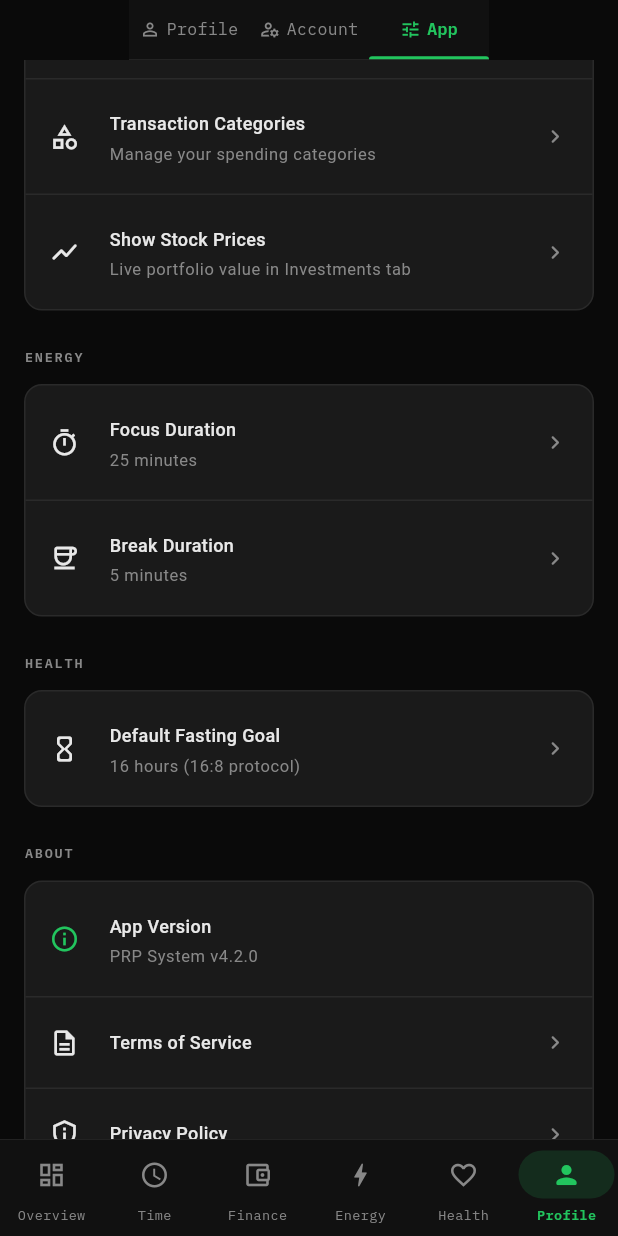
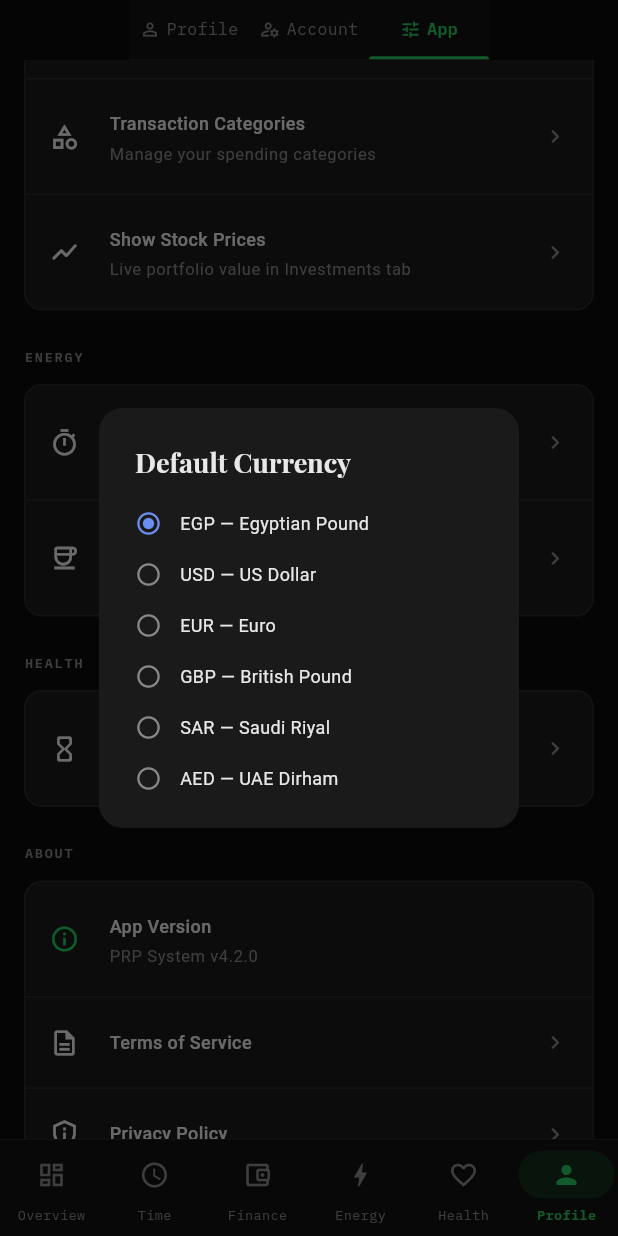
Before and after one commit to abdelfattahmsa/PRP-APP, a Flutter app: the ProfileAppSettingsScreen screen opened by its route, scrolled down 1152 dp, after a tap on "Default Currency", on a phone screen of 412 x 824 dp. Run offline on Flutter 3.47's test engine with Material 3 defaults, Android fonts, the phone set to English and light mode, and no system bars; our stand-ins replace equatable, fl_chart, flutter_animate, flutter_local_notifications, flutter_riverpod, gap and 5 more; accounts and stored records are empty.

Commit message:
feat: wire Schedule Mode, Day Start, First Day, Currency settings to SharedPreferences
Co-Authored-By: Claude Sonnet 4.6 <noreply@anthropic.com>

```diff
--- a/lib/core/constants/app_constants.dart
+++ b/lib/core/constants/app_constants.dart
@@ -22,6 +22,9 @@ class AppConstants {
   static const prefScheduleMode = 'schedule_mode';
   static const prefAlarmsEnabled = 'alarms_enabled';
   static const prefOnboarded = 'onboarded';
+  static const prefDayStartHour = 'day_start_hour';
+  static const prefFirstDayOfWeek = 'first_day_of_week';
+  static const prefDefaultCurrency = 'default_currency';
 
   // Default schedule modes
   static const scheduleModes = ['normal', 'fasting', 'friday', 'cairo'];
--- a/lib/features/profile/screens/profile_app_settings_screen.dart
+++ b/lib/features/profile/screens/profile_app_settings_screen.dart
@@ -1,12 +1,13 @@
 import 'package:flutter/material.dart';
 import 'package:flutter_riverpod/flutter_riverpod.dart';
 import 'package:gap/gap.dart';
+import 'package:shared_preferences/shared_preferences.dart';
 import 'package:uuid/uuid.dart';
+import '../../../core/constants/app_constants.dart';
 import '../../../core/theme/app_theme.dart';
 import '../../../core/providers/theme_provider.dart';
 import '../../../shared/models/all_providers.dart';
 import '../../../shared/widgets/placeholders.dart';
-import '../../../engines/categories/providers/user_categories_provider.dart';
 import '../../../engines/categories/data/models/user_category_model.dart';
 
 const _uuid = Uuid();
@@ -26,6 +27,42 @@ class _ProfileAppSettingsScreenState
   bool _notifyHabits = false;
   bool _notifyFasting = true;
   bool _compactMode = false;
+  String _scheduleMode = 'normal';
+  int _dayStartHour = 6;
+  int _firstDayOfWeek = 1; // 1=Monday, 7=Sunday
+  String _defaultCurrency = 'EGP';
+
+  static const _currencies = ['EGP', 'USD', 'EUR', 'GBP', 'SAR', 'AED'];
+  static const _currencyLabels = [
+    'EGP — Egyptian Pound',
+    'USD — US Dollar',
+    'EUR — Euro',
+    'GBP — British Pound',
+    'SAR — Saudi Riyal',
+    'AED — UAE Dirham',
+  ];
+
+  @override
+  void initState() {
+    super.initState();
+    _loadPrefs();
+  }
+
+  Future<void> _loadPrefs() async {
+    final prefs = await SharedPreferences.getInstance();
+    if (!mounted) return;
+    setState(() {
+      _scheduleMode = prefs.getString(AppConstants.prefScheduleMode) ?? 'normal';
+      _dayStartHour = prefs.getInt(AppConstants.prefDayStartHour) ?? 6;
+      _firstDayOfWeek = prefs.getInt(AppConstants.prefFirstDayOfWeek) ?? 1;
+      _defaultCurrency = prefs.getString(AppConstants.prefDefaultCurrency) ?? 'EGP';
+    });
+  }
+
+  Future<void> _savePref(Future<void> Function(SharedPreferences) fn) async {
+    final prefs = await SharedPreferences.getInstance();
+    await fn(prefs);
+  }
 
   @override
   Widget build(BuildContext context) {
@@ -150,23 +187,60 @@ class _ProfileAppSettingsScreenState
             SectionCard(children: [
               SettingsTile(
                 title: 'Schedule Mode',
-                subtitle: 'Normal',
+                subtitle: _scheduleModeLabel(_scheduleMode),
                 leading: const Icon(Icons.view_timeline_outlined, size: 20),
-                onTap: () {},
+                onTap: () => _pickFromList(
+                  context,
+                  title: 'Schedule Mode',
+                  options: AppConstants.scheduleModes,
+                  labels: AppConstants.scheduleModes
+                      .map(_scheduleModeLabel)
+                      .toList(),
+                  selected: _scheduleMode,
+                  onPick: (v) {
+                    setState(() => _scheduleMode = v);
+                    _savePref((p) async =>
+                        p.setString(AppConstants.prefScheduleMode, v));
+                  },
+                ),
               ),
               Divider(height: 1, color: borderColor),
               SettingsTile(
                 title: 'Day Start Time',
-                subtitle: '06:00',
+                subtitle:
+                    '${_dayStartHour.toString().padLeft(2, '0')}:00',
                 leading: const Icon(Icons.wb_sunny_outlined, size: 20),
-                onTap: () {},
+                onTap: () async {
+                  final picked = await showTimePicker(
+                    context: context,
+                    initialTime:
+                        TimeOfDay(hour: _dayStartHour, minute: 0),
+                    helpText: 'Day Start Time',
+                  );
+                  if (picked != null && mounted) {
+                    setState(() => _dayStartHour = picked.hour);
+                    _savePref((p) async =>
+                        p.setInt(AppConstants.prefDayStartHour, picked.hour));
+                  }
+                },
               ),
               Divider(height: 1, color: borderColor),
               SettingsTile(
                 title: 'First Day of Week',
-                subtitle: 'Monday',
+                subtitle: _firstDayOfWeek == 1 ? 'Monday' : 'Sunday',
                 leading: const Icon(Icons.date_range_outlined, size: 20),
-                onTap: () {},
+                onTap: () => _pickFromList(
+                  context,
+                  title: 'First Day of Week',
+                  options: ['1', '7'],
+                  labels: const ['Monday', 'Sunday'],
+                  selected: _firstDayOfWeek.toString(),
+                  onPick: (v) {
+                    setState(() => _firstDayOfWeek = int.parse(v));
+                    _savePref((p) async =>
+                        p.setInt(AppConstants.prefFirstDayOfWeek, int.parse(v)));
+                  },
+                ),
               ),
               Divider(height: 1, color: borderColor),
               SettingsTile(
@@ -184,9 +258,21 @@ class _ProfileAppSettingsScreenState
             SectionCard(children: [
               SettingsTile(
                 title: 'Default Currency',
-                subtitle: 'EGP — Egyptian Pound',
+                subtitle: _currencyLabels[_currencies.indexOf(_defaultCurrency)
+                    .clamp(0, _currencies.length - 1)],
                 leading: const Icon(Icons.attach_money_outlined, size: 20),
-                onTap: () {},
+                onTap: () => _pickFromList(
+                  context,
+                  title: 'Default Currency',
+                  options: _currencies,
+                  labels: _currencyLabels,
+                  selected: _defaultCurrency,
+                  onPick: (v) {
+                    setState(() => _defaultCurrency = v);
+                    _savePref((p) async =>
+                        p.setString(AppConstants.prefDefaultCurrency, v));
+                  },
+                ),
               ),
               Divider(height: 1, color: borderColor),
               SettingsTile(
@@ -260,7 +346,7 @@ class _ProfileAppSettingsScreenState
                   SectionCard(children: [
                     SettingsTile(
                       title: 'Default Fasting Goal',
-                      subtitle: '$goalHours hours (${goalHours}:${24 - goalHours} protocol)',
+                      subtitle: '$goalHours hours ($goalHours:${24 - goalHours} protocol)',
                       leading: const Icon(Icons.hourglass_empty_rounded, size: 20),
                       onTap: () => _pickFromList(
                         ctx,
@@ -375,6 +461,15 @@ class _ThemeOption extends StatelessWidget {
 // ══════════════════════════════════════════════════════════════
 // SETTINGS HELPERS
 // ══════════════════════════════════════════════════════════════
+
+String _scheduleModeLabel(String mode) {
+  switch (mode) {
+    case 'fasting': return 'Fasting Day';
+    case 'friday':  return 'Friday';
+    case 'cairo':   return 'Cairo Extended';
+    default:        return 'Normal';
+  }
+}
 
 Future<void> _pickMinutes(
   BuildContext context, {
```
